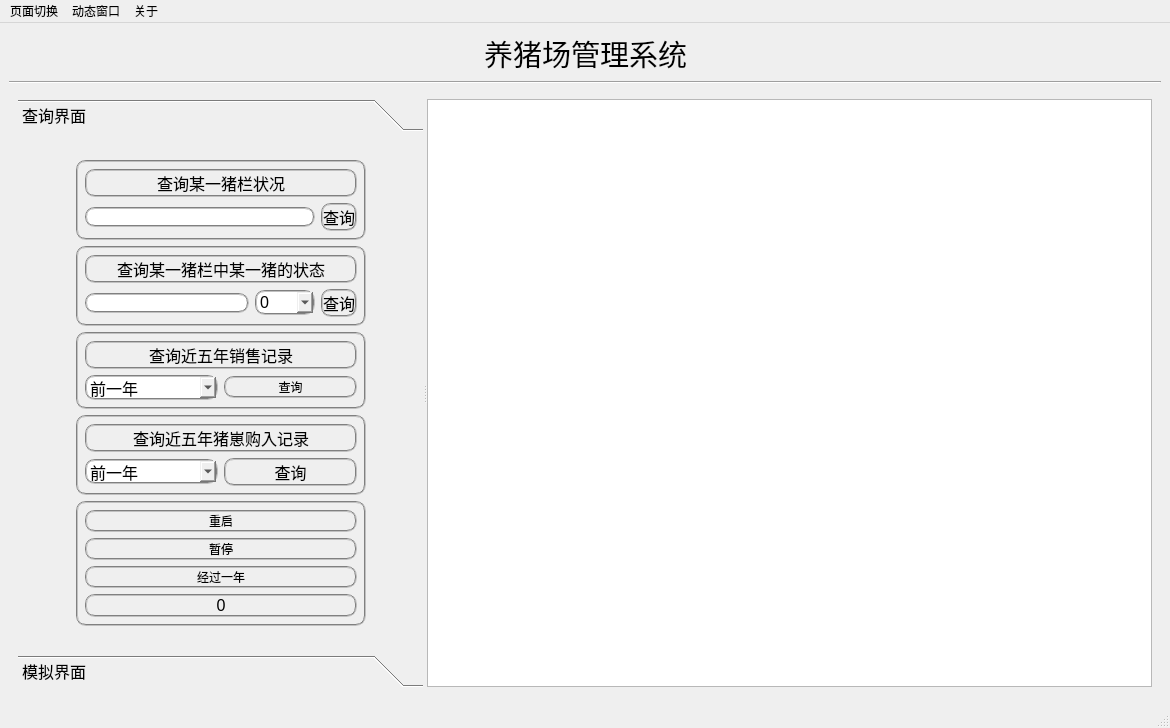
Old version of the form PigFarm/mainwindow.ui in the repository chang-geng-d/git.
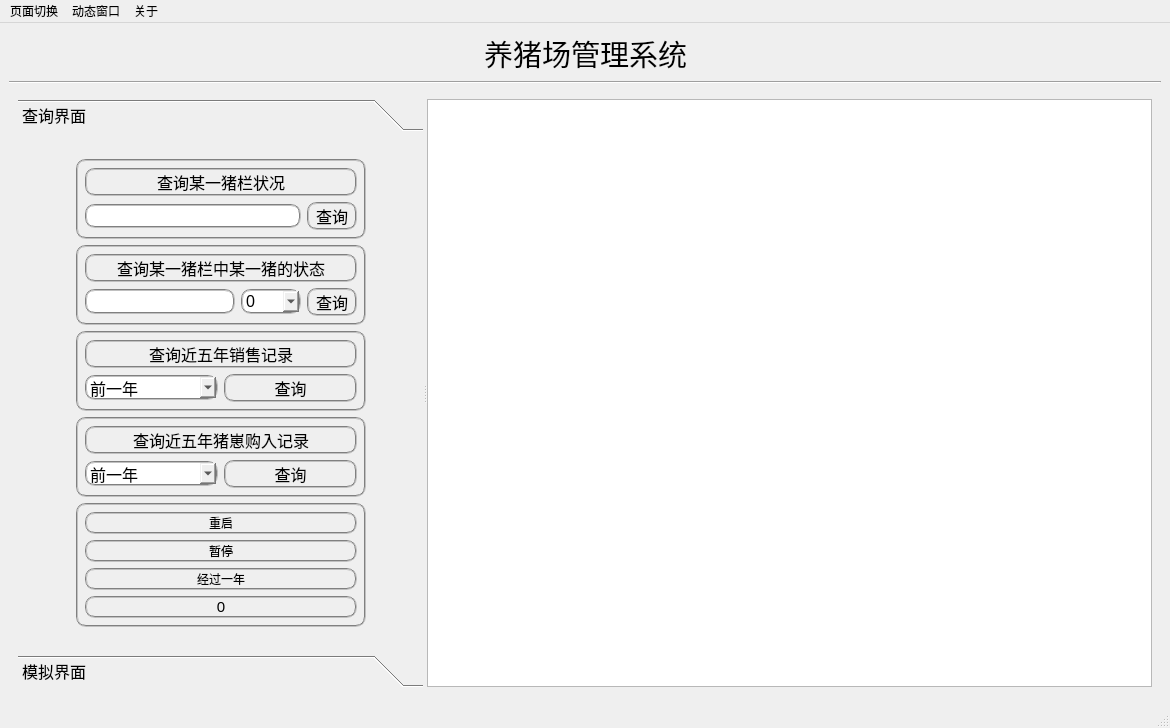
New version of the form. Icons and pictures are not drawn.

The edit to the form file:
```diff
--- a/PigFarm/mainwindow.ui
+++ b/PigFarm/mainwindow.ui
@@ -98,9 +98,9 @@
             <property name="geometry">
              <rect>
               <x>0</x>
-              <y>-8</y>
-              <width>388</width>
-              <height>518</height>
+              <y>0</y>
+              <width>405</width>
+              <height>510</height>
              </rect>
             </property>
             <attribute name="label">
@@ -115,10 +115,23 @@
                </property>
                <layout class="QGridLayout" name="gridLayout_4">
                 <item row="1" column="0">
-                 <widget class="QLineEdit" name="lineEdit_pigStatus"/>
+                 <widget class="QLineEdit" name="lineEdit_pigStatus">
+                  <property name="font">
+                   <font>
+                    <family>Arial</family>
+                    <pointsize>12</pointsize>
+                   </font>
+                  </property>
+                 </widget>
                 </item>
                 <item row="1" column="3">
                  <widget class="QPushButton" name="Button_pigStatus">
+                  <property name="minimumSize">
+                   <size>
+                    <width>50</width>
+                    <height>0</height>
+                   </size>
+                  </property>
                   <property name="font">
                    <font>
                     <family>Arial</family>
@@ -250,6 +263,12 @@
                <layout class="QGridLayout" name="gridLayout_3">
                 <item row="1" column="1">
                  <widget class="QPushButton" name="Button_penStatus">
+                  <property name="minimumSize">
+                   <size>
+                    <width>50</width>
+                    <height>0</height>
+                   </size>
+                  </property>
                   <property name="font">
                    <font>
                     <family>Arial</family>
@@ -262,7 +281,14 @@
                  </widget>
                 </item>
                 <item row="1" column="0">
-                 <widget class="QLineEdit" name="lineEdit_penStatus"/>
+                 <widget class="QLineEdit" name="lineEdit_penStatus">
+                  <property name="font">
+                   <font>
+                    <family>Arial</family>
+                    <pointsize>11</pointsize>
+                   </font>
+                  </property>
+                 </widget>
                 </item>
                 <item row="0" column="0" colspan="2">
                  <widget class="QLabel" name="label_penStatus">
@@ -292,6 +318,12 @@
                <layout class="QGridLayout" name="gridLayout_7">
                 <item row="0" column="0">
                  <widget class="QPushButton" name="pushButton_restart">
+                  <property name="font">
+                   <font>
+                    <family>Arial</family>
+                    <pointsize>9</pointsize>
+                   </font>
+                  </property>
                   <property name="text">
                    <string>重启</string>
                   </property>
@@ -299,6 +331,12 @@
                 </item>
                 <item row="2" column="0">
                  <widget class="QPushButton" name="Button_aYear">
+                  <property name="font">
+                   <font>
+                    <family>Arial</family>
+                    <pointsize>9</pointsize>
+                   </font>
+                  </property>
                   <property name="text">
                    <string>经过一年</string>
                   </property>
@@ -306,6 +344,12 @@
                 </item>
                 <item row="1" column="0">
                  <widget class="QPushButton" name="pushButton_pause">
+                  <property name="font">
+                   <font>
+                    <family>Arial</family>
+                    <pointsize>9</pointsize>
+                   </font>
+                  </property>
                   <property name="text">
                    <string>暂停</string>
                   </property>
@@ -316,7 +360,7 @@
                   <property name="font">
                    <font>
                     <family>Arial</family>
-                    <pointsize>12</pointsize>
+                    <pointsize>11</pointsize>
                    </font>
                   </property>
                   <property name="text">
@@ -461,6 +505,16 @@
                 </item>
                 <item row="1" column="1">
                  <widget class="QPushButton" name="Button_soldRecord">
+                  <property name="font">
+                   <font>
+                    <family>Arial</family>
+                    <pointsize>12</pointsize>
+                   </font>
+                  </property>
+                  <property name="styleSheet">
+                   <string notr="true">border:2px groove gray;
+border-radius:10px;</string>
+                  </property>
                   <property name="text">
                    <string>查询</string>
                   </property>
```
